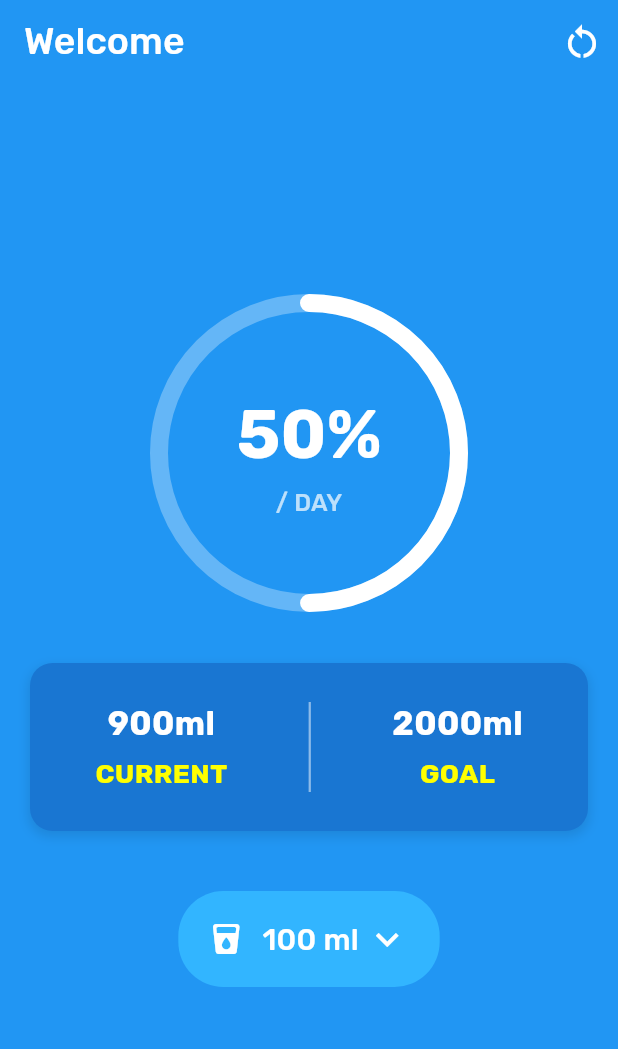
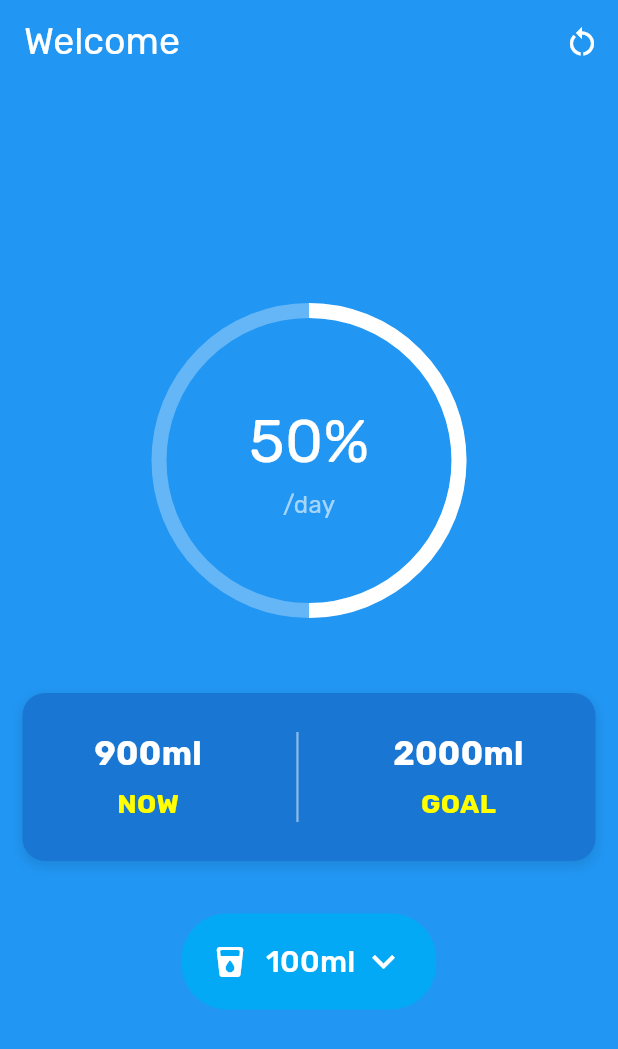
Before and after one commit to OnoPUNPUN/water_tracker, a Flutter app: the screen it shows after launch, after a tap on the "restart alt" icon, on a phone screen of 412 x 824 dp. Shown: the top 1049 px of the screen. Run offline on Flutter 3.47's test engine with Material 3 defaults, Android fonts, the phone set to English and light mode, and no system bars; our stand-ins replace google_fonts.

Commit message:
Update water_tracker_page.dart

```diff
--- a/lib/pages/water_tracker_page.dart
+++ b/lib/pages/water_tracker_page.dart
@@ -9,7 +9,7 @@ class WaterTrackerPage extends StatefulWidget {
 }
 
 class _WaterTrackerPageState extends State<WaterTrackerPage> {
-  final waterValue = ['100 ml', '200 ml', '400 ml', '500 ml', '800 ml'];
+  final waterValue = ['100ml', '200ml', '400ml', '500ml', '800ml'];
   String? selectedValue;
 
   DropdownMenuItem<String> buildMenuItem(String item) {
@@ -20,7 +20,11 @@ class _WaterTrackerPageState extends State<WaterTrackerPage> {
         child: Text(
           item,
           style: GoogleFonts.rubik(
-            textStyle: TextStyle(color: Colors.blue.shade800, fontSize: 18, fontWeight: FontWeight.w500),
+            textStyle: TextStyle(
+              color: Colors.blue.shade800,
+              fontSize: 18,
+              fontWeight: FontWeight.w500,
+            ),
           ),
         ),
       ),
@@ -31,42 +35,31 @@ class _WaterTrackerPageState extends State<WaterTrackerPage> {
   void initState() {
     super.initState();
     if (waterValue.isNotEmpty) {
-      selectedValue = waterValue[0];
+      selectedValue = waterValue.first;
     }
   }
 
   @override
   Widget build(BuildContext context) {
-    const Color dropdownBackgroundColor = Color(0xFF32B5FF);
-
     return Scaffold(
       backgroundColor: Colors.blue,
       appBar: AppBar(
         backgroundColor: Colors.blue,
-        elevation: 0,
         title: Text(
           'Welcome',
           style: GoogleFonts.rubik(
-            textStyle: const TextStyle(color: Colors.white, fontSize: 25, fontWeight: FontWeight.w500),
+            textStyle: TextStyle(color: Colors.white, fontSize: 25),
           ),
         ),
         actions: [
           IconButton(
-            onPressed: () {
-              setState(() {
-                if (waterValue.isNotEmpty) {
-                  selectedValue = waterValue[0];
-                }
-              });
-            },
-            icon: const Icon(Icons.restart_alt, color: Colors.white, size: 28),
+            onPressed: () {},
+            icon: Icon(Icons.restart_alt, color: Colors.white),
           ),
         ],
       ),
       body: Align(
         alignment: Alignment.center,
-        child: SingleChildScrollView(
-          padding: const EdgeInsets.all(20.0),
         child: Column(
           mainAxisAlignment: MainAxisAlignment.center,
           children: [
@@ -80,8 +73,7 @@ class _WaterTrackerPageState extends State<WaterTrackerPage> {
                     value: 0.5,
                     backgroundColor: Colors.white30,
                     color: Colors.white,
-                      strokeWidth: 12,
-                      strokeCap: StrokeCap.round,
+                    strokeWidth: 10,
                   ),
                 ),
                 Column(
@@ -89,16 +81,15 @@ class _WaterTrackerPageState extends State<WaterTrackerPage> {
                     Text(
                       '50%',
                       style: GoogleFonts.rubik(
-                          textStyle: const TextStyle(fontSize: 45, color: Colors.white, fontWeight: FontWeight.bold),
+                        textStyle: TextStyle(fontSize: 40, color: Colors.white),
                       ),
                     ),
-                      const SizedBox(height: 2),
+                    SizedBox(height: 2),
                     Text(
-                        '/ DAY',
+                      '/day',
                       style: GoogleFonts.rubik(
                         fontSize: 16,
-                          color: Colors.white70,
-                          fontWeight: FontWeight.w500,
+                        color: Colors.white60,
                       ),
                     ),
                   ],
@@ -107,6 +98,7 @@ class _WaterTrackerPageState extends State<WaterTrackerPage> {
             ),
             const SizedBox(height: 40),
             Container(
+              margin: const EdgeInsets.symmetric(vertical: 15, horizontal: 15),
               padding: const EdgeInsets.symmetric(horizontal: 20, vertical: 25),
               decoration: BoxDecoration(
                 color: Colors.blue.shade700,
@@ -135,7 +127,7 @@ class _WaterTrackerPageState extends State<WaterTrackerPage> {
                       ),
                       const SizedBox(height: 5),
                       Text(
-                          'CURRENT',
+                        'NOW',
                         style: GoogleFonts.rubik(
                           fontSize: 18,
                           color: Colors.yellowAccent,
@@ -175,33 +167,39 @@ class _WaterTrackerPageState extends State<WaterTrackerPage> {
                 ],
               ),
             ),
-              const SizedBox(height: 40),
+            const SizedBox(height: 20),
             Container(
-                padding: const EdgeInsets.symmetric(horizontal: 20.0, vertical: 8.0),
+              padding: const EdgeInsets.symmetric(horizontal: 20, vertical: 8),
               decoration: BoxDecoration(
-                  color: dropdownBackgroundColor,
+                color: Colors.lightBlue,
                 borderRadius: BorderRadius.circular(30.0),
               ),
               child: DropdownButtonHideUnderline(
                 child: DropdownButton<String>(
                   value: selectedValue,
-                    icon: const Icon(Icons.keyboard_arrow_down, color: Colors.white, size: 30),
+
+                  icon: Icon(
+                    Icons.keyboard_arrow_down,
+                    color: Colors.white,
+                    size: 30,
+                  ),
                   dropdownColor: Colors.white,
                   selectedItemBuilder: (BuildContext context) {
-                      return waterValue.map<Widget>((String item) {
+                    return waterValue.map((String item) {
                       return Row(
-                          mainAxisSize: MainAxisSize.min,
-                          children: <Widget>[
-                            const Icon(Icons.local_drink_rounded, color: Colors.white, size: 24),
+                        children: [
+                          const Icon(
+                            Icons.local_drink_rounded,
+                            color: Colors.white,
+                            size: 24,
+                          ),
                           const SizedBox(width: 12),
                           Text(
                             item,
                             style: GoogleFonts.rubik(
-                                textStyle: const TextStyle(
+                              fontSize: 20,
                               color: Colors.white,
-                                  fontSize: 20,
                               fontWeight: FontWeight.w500,
-                                ),
                             ),
                           ),
                         ],
@@ -212,15 +210,12 @@ class _WaterTrackerPageState extends State<WaterTrackerPage> {
                   onChanged: (String? newValue) {
                     setState(() {
                       selectedValue = newValue;
-                        // TODO: HAVE TO ADD LOGIC OF ADD WATER
                     });
                   },
                 ),
               ),
             ),
-              const SizedBox(height: 20),
           ],
-          ),
         ),
       ),
     );
```
Lines whose indentation alone changed are shown as unchanged.
